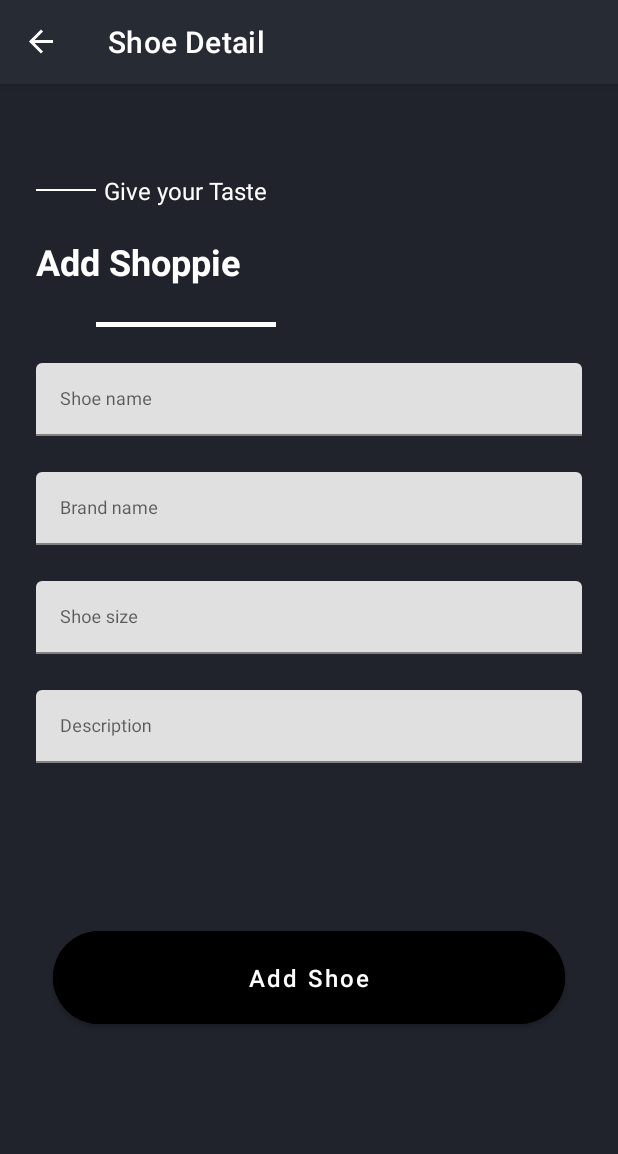
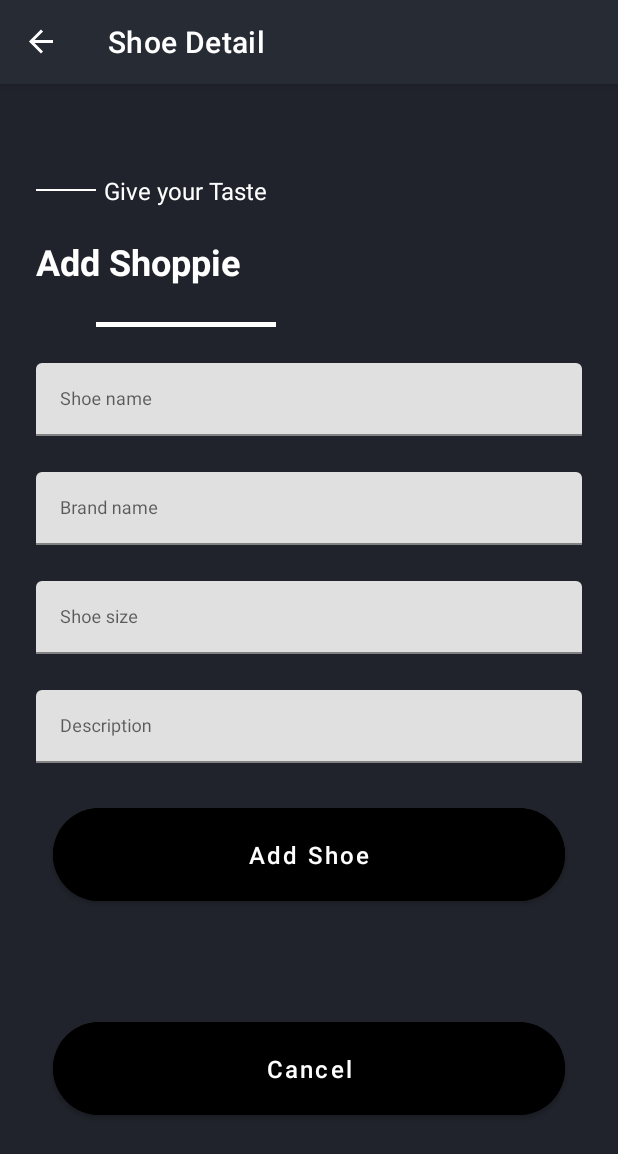
Before and after one commit to Ayodeji97/Inventory, an Android app: the ShoeDetailFragment screen opened through its navigation route, on a phone screen of 412 x 824 dp. Shown: the top 1154 px of the screen. Run offline under Robolectric (Android 15) with nearby library versions, the phone set to English and light mode, and no system bars; our stand-ins replace data binding, navigation-ui; Roboto replaces fonts that are not available here.

Commit message:
added cancel button

```diff
--- a/app/src/main/java/com/accessbankplc/shoeinventoryapp/ui/detail/ShoeDetailFragment.kt
+++ b/app/src/main/java/com/accessbankplc/shoeinventoryapp/ui/detail/ShoeDetailFragment.kt
@@ -50,6 +50,10 @@ class ShoeDetailFragment : Fragment() {
             findNavController().navigate(R.id.shoeListingFragment)
         }
 
+        ui.cancelShoeBtn.setOnClickListener {
+            findNavController().navigate(R.id.shoeListingFragment)
+        }
+
 
         showListViewModel.isShoeAdditionComplete.observe(viewLifecycleOwner, Observer {
             if (it) {
--- a/app/src/main/res/layout/fragment_instructions_on_boarding.xml
+++ b/app/src/main/res/layout/fragment_instructions_on_boarding.xml
@@ -4,10 +4,6 @@
     xmlns:app="http://schemas.android.com/apk/res-auto"
     xmlns:tools="http://schemas.android.com/tools">
 
-    <androidx.core.widget.NestedScrollView
-        android:layout_width="match_parent"
-        android:layout_height="match_parent"
-        android:fillViewport="true">
 
     <androidx.constraintlayout.widget.ConstraintLayout
 
@@ -96,10 +92,10 @@
             app:cornerRadius="70dp"
             app:layout_constraintBottom_toBottomOf="parent"
             app:layout_constraintEnd_toEndOf="parent"
-            app:layout_constraintStart_toStartOf="parent" />
+            app:layout_constraintStart_toStartOf="parent"
+            app:layout_constraintTop_toBottomOf="@+id/fragment_welcome_onBoarding_description_tv" />
 
 
     </androidx.constraintlayout.widget.ConstraintLayout>
 
-    </androidx.core.widget.NestedScrollView>
 </layout>
--- a/app/src/main/res/layout/fragment_shoe_detail.xml
+++ b/app/src/main/res/layout/fragment_shoe_detail.xml
@@ -177,6 +177,7 @@
             android:layout_marginEnd="35dp"
             android:layout_marginBottom="30dp"
             android:backgroundTint="@color/black"
+            android:layout_marginTop="@dimen/large_margin"
             android:paddingTop="20dp"
             android:paddingBottom="20dp"
             android:text="@string/add_shoe_str"
@@ -185,10 +186,32 @@
             android:textSize="16sp"
             android:textStyle="normal"
             app:cornerRadius="70dp"
+            app:layout_constraintEnd_toEndOf="parent"
+            app:layout_constraintStart_toStartOf="parent"
+            app:layout_constraintTop_toBottomOf="@+id/fragment_add_shoe_description_tl" />
+
+
+        <com.google.android.material.button.MaterialButton
+            android:id="@+id/cancel_shoe_btn"
+            android:layout_width="0dp"
+            android:layout_height="wrap_content"
+            android:layout_marginStart="35dp"
+            android:layout_marginTop="@dimen/large_margin"
+            android:layout_marginEnd="35dp"
+            android:layout_marginBottom="30dp"
+            android:backgroundTint="@color/black"
+            android:paddingTop="20dp"
+            android:paddingBottom="20dp"
+            android:text="@string/cancel_str"
+            android:textAllCaps="false"
+            android:textColor="@color/white"
+            android:textSize="16sp"
+            android:textStyle="normal"
+            app:cornerRadius="70dp"
             app:layout_constraintBottom_toBottomOf="parent"
             app:layout_constraintEnd_toEndOf="parent"
             app:layout_constraintStart_toStartOf="parent"
-            app:layout_constraintTop_toBottomOf="@+id/fragment_add_shoe_description_tl" />
+            app:layout_constraintTop_toBottomOf="@+id/add_shoe_btn" />
 
     </androidx.constraintlayout.widget.ConstraintLayout>
 
--- a/app/src/main/res/values/strings.xml
+++ b/app/src/main/res/values/strings.xml
@@ -11,4 +11,5 @@
     <string name="login_str">Login</string>
     <string name="skip_str">Skip</string>
     <string name="add_shoe_str">Add Shoe</string>
+    <string name="cancel_str">Cancel</string>
 </resources>
```
